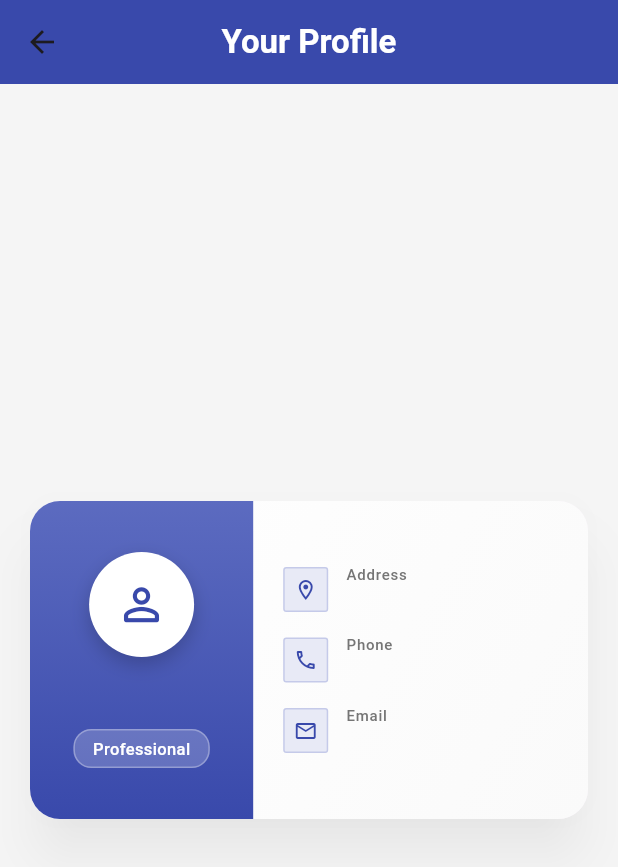
After one commit to mannpadhiar/Flutter_Lab, a Flutter app: the UserSignUp screen opened directly, after a tap on "SUBMIT", on a phone screen of 412 x 824 dp. The commit adds this screen. Shown: the top 867 px of the screen. Run offline on Flutter 3.47's test engine with Material 3 defaults, Android fonts, the phone set to English and light mode, and no system bars; our stand-ins replace dio, get, location, permission_handler, sqflite; missing offline and left inert: custom_package, flutter_earth_globe, shadcn_ui; accounts and stored records are empty.

Commit message:
added lab 2

```diff
--- a/lib/lab-18/lab18_1.dart
+++ b/lib/lab-18/lab18_1.dart
@@ -1,31 +1,17 @@
 import 'package:flutter/material.dart';
-
-void main() {
-  runApp(ResponsiveGridApp());
-}
-
-class ResponsiveGridApp extends StatelessWidget {
-  @override
-  Widget build(BuildContext context) {
-    return MaterialApp(
-      home: ResponsiveGridPage(),
-    );
-  }
-}
 
 class ResponsiveGridPage extends StatelessWidget {
   @override
   Widget build(BuildContext context) {
     final double width = MediaQuery.of(context).size.width;
 
-    // Decide number of columns based on screen width
     int crossAxisCount;
     if (width < 600) {
-      crossAxisCount = 2; // Mobile
+      crossAxisCount = 2;
     } else if (width < 900) {
-      crossAxisCount = 3; // Tablet
+      crossAxisCount = 3;
     } else {
-      crossAxisCount = 5; // Web/Desktop
+      crossAxisCount = 5;
     }
 
     return Scaffold(
--- a/lib/lab-18/lab18_2.dart
+++ b/lib/lab-18/lab18_2.dart
@@ -1,17 +1,4 @@
 import 'package:flutter/material.dart';
-
-void main() {
-  runApp(ResponsiveWidgetApp());
-}
-
-class ResponsiveWidgetApp extends StatelessWidget {
-  @override
-  Widget build(BuildContext context) {
-    return MaterialApp(
-      home: ResponsiveWidgetPage(),
-    );
-  }
-}
 
 class ResponsiveWidgetPage extends StatelessWidget {
   @override
--- a/lib/lab-18/lab18_3.dart
+++ b/lib/lab-18/lab18_3.dart
@@ -1,31 +1,17 @@
 import 'package:flutter/material.dart';
-
-void main() {
-  runApp(DynamicFontApp());
-}
-
-class DynamicFontApp extends StatelessWidget {
-  @override
-  Widget build(BuildContext context) {
-    return MaterialApp(
-      home: DynamicFontPage(),
-    );
-  }
-}
 
 class DynamicFontPage extends StatelessWidget {
   @override
   Widget build(BuildContext context) {
     final double width = MediaQuery.of(context).size.width;
 
-    // Set font size dynamically
     double fontSize;
     if (width < 400) {
-      fontSize = 16; // Small screen
+      fontSize = 16;
     } else if (width < 800) {
-      fontSize = 24; // Medium screen
+      fontSize = 24;
     } else {
-      fontSize = 32; // Large screen
+      fontSize = 32;
     }
 
     return Scaffold(
--- /dev/null
+++ b/lib/lab_2/controller/profile_controller.dart
@@ -0,0 +1,7 @@
+import '../model/profile_model.dart';
+
+class UserController{
+  UserModel getUsers(Map<String,dynamic> user){
+    return UserModel(user['name'],user['address'],user['number'],user['email']);
+  }
+}
--- /dev/null
+++ b/lib/lab_2/model/profile_model.dart
@@ -0,0 +1,8 @@
+class UserModel{
+  final String name;
+  final String address;
+  final int number;
+  final String email;
+
+  UserModel(this.name, this.address, this.number, this.email);
+}
--- /dev/null
+++ b/lib/lab_2/view/product_view.dart
@@ -0,0 +1,227 @@
+import 'package:flutter/material.dart';
+
+class Profile_view extends StatefulWidget {
+  final Map<String, dynamic> data;
+  Profile_view(this.data, {super.key});
+
+  @override
+  State<Profile_view> createState() => _Profile_viewState();
+}
+
+class _Profile_viewState extends State<Profile_view> {
+  @override
+  Widget build(BuildContext context) {
+    return Scaffold(
+      backgroundColor: Colors.grey[100],
+      appBar: AppBar(
+        title: Text(
+          'Your Profile',
+          style: TextStyle(
+            fontWeight: FontWeight.w600,
+            color: Colors.white,
+          ),
+        ),
+        backgroundColor: Colors.indigo[600],
+        elevation: 0,
+        centerTitle: true,
+      ),
+      body: Center(
+        child: Container(
+          width: 380,
+          height: 220,
+          child: Card(
+            elevation: 15,
+            shadowColor: Colors.black26,
+            shape: RoundedRectangleBorder(
+              borderRadius: BorderRadius.circular(20),
+            ),
+            child: Container(
+              decoration: BoxDecoration(
+                borderRadius: BorderRadius.circular(20),
+                gradient: LinearGradient(
+                  begin: Alignment.topLeft,
+                  end: Alignment.bottomRight,
+                  colors: [
+                    Colors.white,
+                    Colors.grey[50]!,
+                  ],
+                ),
+              ),
+              child: Row(
+                children: [
+                  // Left Side - Profile Section
+                  Expanded(
+                    flex: 2,
+                    child: Container(
+                      decoration: BoxDecoration(
+                        borderRadius: BorderRadius.only(
+                          topLeft: Radius.circular(20),
+                          bottomLeft: Radius.circular(20),
+                        ),
+                        gradient: LinearGradient(
+                          begin: Alignment.topCenter,
+                          end: Alignment.bottomCenter,
+                          colors: [
+                            Colors.indigo[400]!,
+                            Colors.indigo[600]!,
+                          ],
+                        ),
+                      ),
+                      child: Padding(
+                        padding: EdgeInsets.all(20),
+                        child: Column(
+                          mainAxisAlignment: MainAxisAlignment.center,
+                          children: [
+                            Container(
+                              decoration: BoxDecoration(
+                                borderRadius: BorderRadius.circular(40),
+                                boxShadow: [
+                                  BoxShadow(
+                                    color: Colors.black.withOpacity(0.2),
+                                    blurRadius: 10,
+                                    offset: Offset(0, 5),
+                                  ),
+                                ],
+                              ),
+                              child: CircleAvatar(
+                                backgroundColor: Colors.white,
+                                radius: 35,
+                                child: Icon(
+                                  Icons.person_outline_rounded,
+                                  color: Colors.indigo[600],
+                                  size: 35,
+                                ),
+                              ),
+                            ),
+                            SizedBox(height: 16),
+                            Text(
+                              widget.data['name'] ?? 'John Doe',
+                              style: TextStyle(
+                                fontSize: 18,
+                                fontWeight: FontWeight.bold,
+                                color: Colors.white,
+                                letterSpacing: 0.5,
+                              ),
+                              textAlign: TextAlign.center,
+                            ),
+                            SizedBox(height: 6),
+                            Container(
+                              padding: EdgeInsets.symmetric(horizontal: 12, vertical: 4),
+                              decoration: BoxDecoration(
+                                color: Colors.white.withOpacity(0.2),
+                                borderRadius: BorderRadius.circular(12),
+                                border: Border.all(
+                                  color: Colors.white.withOpacity(0.3),
+                                  width: 1,
+                                ),
+                              ),
+                              child: Text(
+                                'Professional',
+                                style: TextStyle(
+                                  fontSize: 11,
+                                  color: Colors.white,
+                                  fontWeight: FontWeight.w500,
+                                ),
+                              ),
+                            ),
+                          ],
+                        ),
+                      ),
+                    ),
+                  ),
+
+                  // Right Side - Contact Information
+                  Expanded(
+                    flex: 3,
+                    child: Padding(
+                      padding: EdgeInsets.all(20),
+                      child: Column(
+                        crossAxisAlignment: CrossAxisAlignment.start,
+                        mainAxisAlignment: MainAxisAlignment.center,
+                        children: [
+                          _buildContactItem(
+                            icon: Icons.location_on_outlined,
+                            label: 'Address',
+                            value: widget.data['address'] ?? 'Not provided',
+                          ),
+
+                          SizedBox(height: 12),
+
+                          _buildContactItem(
+                            icon: Icons.phone_outlined,
+                            label: 'Phone',
+                            value: widget.data['number'] ?? 'Not provided',
+                          ),
+
+                          SizedBox(height: 12),
+
+                          _buildContactItem(
+                            icon: Icons.email_outlined,
+                            label: 'Email',
+                            value: widget.data['email'] ?? 'example@email.com',
+                          ),
+                        ],
+                      ),
+                    ),
+                  ),
+                ],
+              ),
+            ),
+          ),
+        ),
+      ),
+    );
+  }
+
+  Widget _buildContactItem({
+    required IconData icon,
+    required String label,
+    required String value,
+  }) {
+    return Row(
+      children: [
+        Container(
+          padding: EdgeInsets.all(6),
+          decoration: BoxDecoration(
+            color: Colors.indigo[50],
+            borderRadius: BorderRadius.circular(2),
+            border: Border.all(color: Colors.indigo[100]!)
+          ),
+          child: Icon(
+            icon,
+            color: Colors.indigo[600],
+            size: 16,
+          ),
+        ),
+        SizedBox(width: 12),
+        Expanded(
+          child: Column(
+            crossAxisAlignment: CrossAxisAlignment.start,
+            children: [
+              Text(
+                label,
+                style: TextStyle(
+                  fontSize: 10,
+                  color: Colors.grey[600],
+                  fontWeight: FontWeight.w500,
+                  letterSpacing: 0.5,
+                ),
+              ),
+              SizedBox(height: 2),
+              Text(
+                value,
+                style: TextStyle(
+                  fontSize: 13,
+                  color: Colors.grey[800],
+                  fontWeight: FontWeight.w600,
+                ),
+                overflow: TextOverflow.ellipsis,
+                maxLines: 1,
+              ),
+            ],
+          ),
+        ),
+      ],
+    );
+  }
+}
--- /dev/null
+++ b/lib/lab_2/view/sign_in_screen.dart
@@ -0,0 +1,92 @@
+import 'package:flutter/material.dart';
+import 'package:sem_5/lab_2/view/product_view.dart';
+
+import '../../lab-12/user_api_controller.dart';
+
+class UserSignUp extends StatefulWidget {
+  const UserSignUp({super.key});
+
+  @override
+  State<UserSignUp> createState() => _UserSignUpState();
+}
+
+class _UserSignUpState extends State<UserSignUp> {
+
+
+  GlobalKey<FormState> formKey = GlobalKey();
+
+  UserController userController = UserController();
+  TextEditingController nameController = TextEditingController();
+  TextEditingController addressController = TextEditingController();
+  TextEditingController emailCOntroller = TextEditingController();
+  TextEditingController phoneNumberController = TextEditingController();
+  TextEditingController passwordController = TextEditingController();
+  TextEditingController conformPasswordController = TextEditingController();
+
+  @override
+  void dispose() {
+    nameController.dispose();
+    addressController.dispose();
+    phoneNumberController.dispose();
+    passwordController.dispose();
+    emailCOntroller.dispose();
+    conformPasswordController.dispose();
+    super.dispose();
+  }
+  @override
+  Widget build(BuildContext context) {
+    return Scaffold(
+      appBar: AppBar(
+        title: const Text('SignUp Screen',style: TextStyle(color: Colors.white),),
+        backgroundColor: Colors.indigo[600],
+        centerTitle: true,
+      ),
+      body: Container(
+        child: Form(
+          key: formKey,
+          child: Padding(
+            padding: EdgeInsetsGeometry.all(10),
+            child: Column(
+              children: [
+                SizedBox(height: 12,),
+                TextFormField(
+                  controller: nameController,
+                  decoration: InputDecoration(label: Text('Enter your Name',style: TextStyle(color: Colors.black),),fillColor: Colors.indigo[50],filled: true,border: OutlineInputBorder(borderRadius: BorderRadius.circular(6))),
+                ),
+                SizedBox(height: 8,),
+                TextFormField(
+                  controller: addressController,
+                  decoration: InputDecoration(label: Text('Enter your Address',style: TextStyle(color: Colors.black),),fillColor: Colors.indigo[50],filled: true,border: OutlineInputBorder(borderRadius: BorderRadius.circular(6))),
+                ),
+                SizedBox(height: 8,),
+                TextFormField(
+                  controller: phoneNumberController,
+                  decoration: InputDecoration(label: Text('Enter your Phone Number',style: TextStyle(color: Colors.black),),fillColor: Colors.indigo[50],filled: true,border: OutlineInputBorder(borderRadius: BorderRadius.circular(6))),
+                ),
+                SizedBox(height: 8,),
+                TextFormField(
+                  controller: emailCOntroller,
+                  decoration: InputDecoration(label: Text('Enter your Email',style: TextStyle(color: Colors.black),),fillColor: Colors.indigo[50],filled: true,border: OutlineInputBorder(borderRadius: BorderRadius.circular(6))),
+                ),
+                SizedBox(height: 8,),
+                ElevatedButton(
+                  style: ButtonStyle(elevation: WidgetStatePropertyAll(0),backgroundColor:WidgetStatePropertyAll(Colors.black.withOpacity(0.8)),
+                  shape:WidgetStatePropertyAll(
+                    RoundedRectangleBorder(
+                      side: BorderSide(color: Colors.indigo[300]!, width: 2),
+                      borderRadius: BorderRadius.circular(14),
+                    ),
+                  ),
+                  ),
+                    onPressed: () {
+                  Map<String,dynamic> data = {'name': nameController.text,'address': addressController.text,'number' : phoneNumberController.text,'email' : emailCOntroller.text};
+                  Navigator.push(context,MaterialPageRoute(builder: (context) => Profile_view(data),));
+                }, child: const Text('SUBMIT',style: TextStyle(color: Colors.white),))
+              ],
+            ),
+          ),
+        ),
+      ),
+    );
+  }
+}
```
Also changed, not shown: 1 other file.
